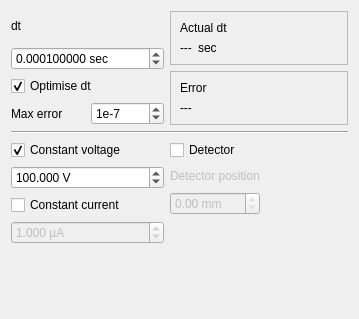
Before: the Qt Designer form src/inputparameters.ui in hobrasoft/simul6, drawn with Qt 5.
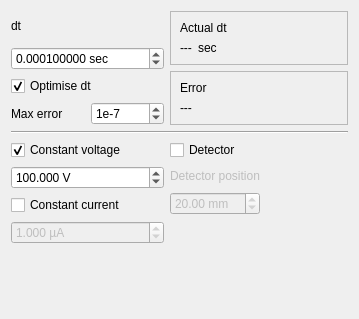
After: the same form once the commit is applied.

Patch:
```diff
--- a/src/inputparameters.ui
+++ b/src/inputparameters.ui
@@ -255,7 +255,10 @@
         <string> mm</string>
        </property>
        <property name="maximum">
-        <double>0.000000000000000</double>
+        <double>25.000000000000000</double>
+       </property>
+       <property name="value">
+        <double>20.000000000000000</double>
        </property>
       </widget>
      </item>
```
